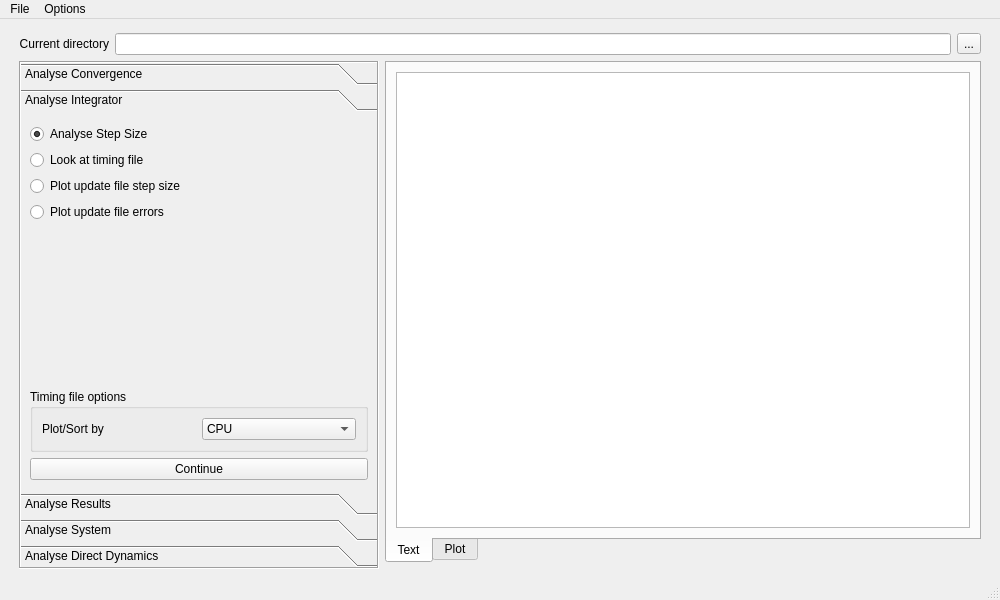
First picture: the form in source/analyse/gui_files/gui_analysis/ui_analysis.ui, repository wenzhaojia2000/msc-trajectory-analysis, before the edit.
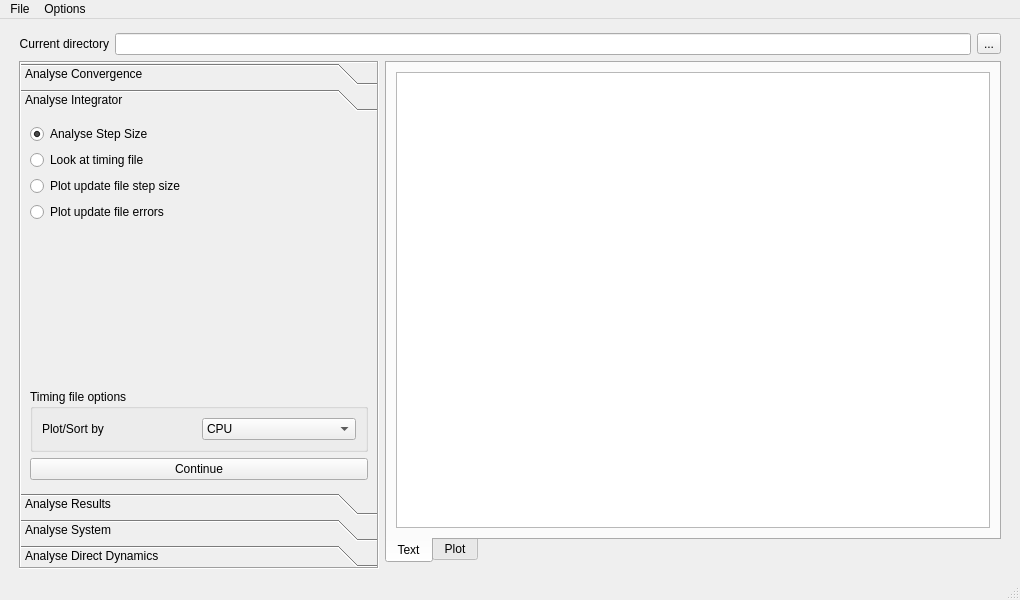
Second picture: the form after the edit. The open tabs and pages were chosen to show the change. Custom widgets are drawn as their Qt base class.

Commit message: Add contents of showd1d.log to text view

```diff
--- a/source/analyse/gui_files/gui_analysis/ui_analysis.ui
+++ b/source/analyse/gui_files/gui_analysis/ui_analysis.ui
@@ -6,7 +6,7 @@
    <rect>
     <x>0</x>
     <y>0</y>
-    <width>1000</width>
+    <width>1020</width>
     <height>600</height>
    </rect>
   </property>
@@ -797,7 +797,7 @@
     <rect>
      <x>0</x>
      <y>0</y>
-     <width>1000</width>
+     <width>1020</width>
      <height>26</height>
     </rect>
    </property>
```
Left out of the diff: 14 changed lines with no effect on the pictures. The commit also changes 2 other files.
